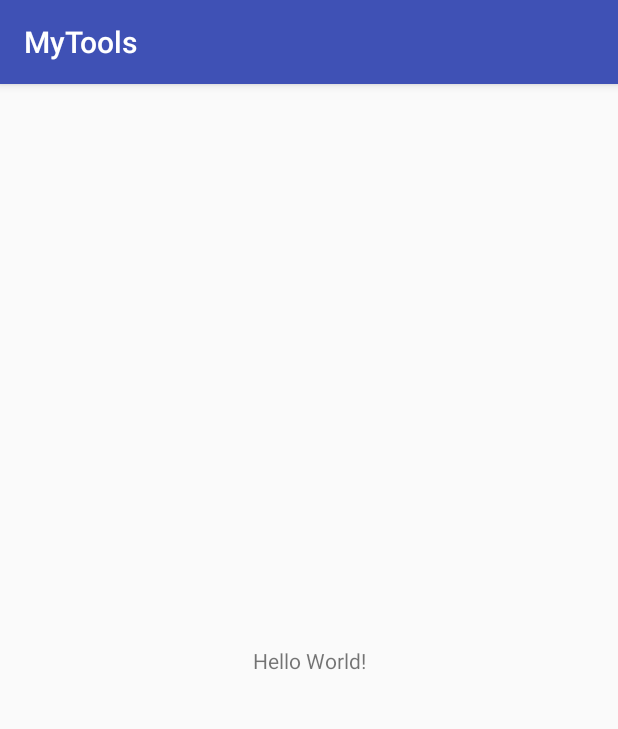
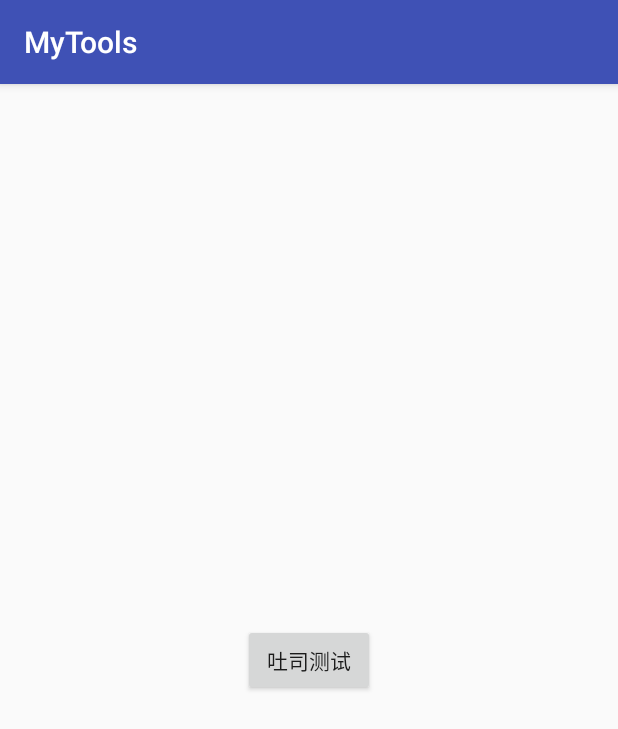
Before and after one commit to clbDream/MyTools, an Android app: the screen it shows after launch (MainActivity), on a phone screen of 412 x 824 dp. Shown: the top 729 px of the screen. Run offline under Robolectric (Android 15) with nearby library versions, the phone set to English and light mode, and no system bars.

Commit message:
修改了吐司工具类中的Bug

```diff
--- a/app/build.gradle
+++ b/app/build.gradle
@@ -27,4 +27,6 @@ dependencies {
     compile 'com.android.support:appcompat-v7:26.+'
     compile 'com.android.support.constraint:constraint-layout:1.0.2'
     testCompile 'junit:junit:4.12'
+
+    compile 'com.github.clbDream:MyTools:1.0'
 }
--- a/app/src/main/res/layout/activity_main.xml
+++ b/app/src/main/res/layout/activity_main.xml
@@ -1,18 +1,16 @@
 <?xml version="1.0" encoding="utf-8"?>
-<android.support.constraint.ConstraintLayout xmlns:android="http://schemas.android.com/apk/res/android"
+<RelativeLayout xmlns:android="http://schemas.android.com/apk/res/android"
     xmlns:app="http://schemas.android.com/apk/res-auto"
     xmlns:tools="http://schemas.android.com/tools"
     android:layout_width="match_parent"
     android:layout_height="match_parent"
     tools:context="com.clb.mytools.MainActivity">
 
-    <TextView
+    <Button
+        android:onClick="toast"
+        android:text="吐司测试"
+        android:layout_centerInParent="true"
         android:layout_width="wrap_content"
-        android:layout_height="wrap_content"
-        android:text="Hello World!"
-        app:layout_constraintBottom_toBottomOf="parent"
-        app:layout_constraintLeft_toLeftOf="parent"
-        app:layout_constraintRight_toRightOf="parent"
-        app:layout_constraintTop_toTopOf="parent" />
+        android:layout_height="wrap_content" />
 
-</android.support.constraint.ConstraintLayout>
+</RelativeLayout>
--- a/build.gradle
+++ b/build.gradle
@@ -15,6 +15,7 @@ buildscript {
 allprojects {
     repositories {
         jcenter()
+        maven { url 'https://jitpack.io' }
     }
 }
 
--- a/mytoolslibrary/src/main/java/com/clb/mytoolslibrary/ToastUtils.java
+++ b/mytoolslibrary/src/main/java/com/clb/mytoolslibrary/ToastUtils.java
@@ -9,7 +9,7 @@ import android.widget.Toast;
  * 吐司不消失的情况发生
  */
 public class ToastUtils {
-    private Toast toast;//在类前面声明吐司，确保在这个页面只有一个吐司
+    private static Toast toast;//在类前面声明吐司，确保在这个页面只有一个吐司
 
     /**
      * 弹吐司的方法
@@ -17,7 +17,7 @@ public class ToastUtils {
      * @param context 上下文
      * @param msg     需要弹出的吐司内容
      */
-    public void showToast(Context context, String msg) {
+    public static void showToast(Context context, String msg) {
 
         if (toast == null) {
             toast = Toast.makeText(context, msg, Toast.LENGTH_SHORT);
```
Also changed, not shown: app/src/main/java/com/clb/mytools/MainActivity.java (+11 -0 lines).
